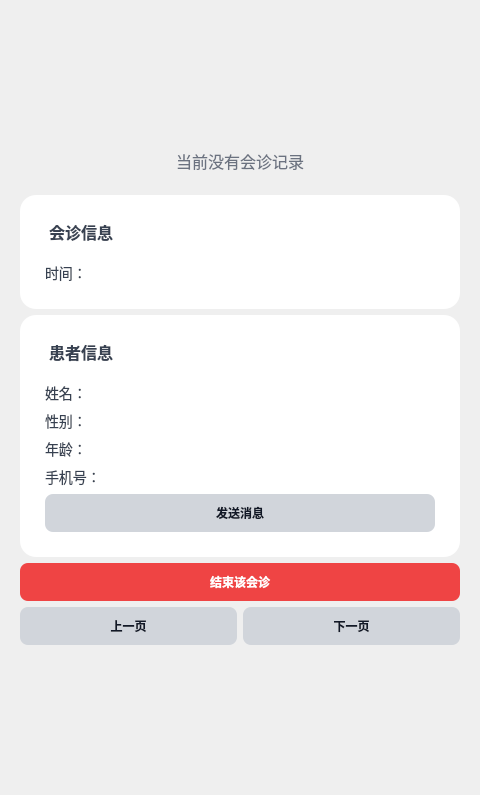
This is Client/forms/doctorsessionform.ui in lgy987/IntelliMed as Qt 5 draws it before an edit. The edited form follows.
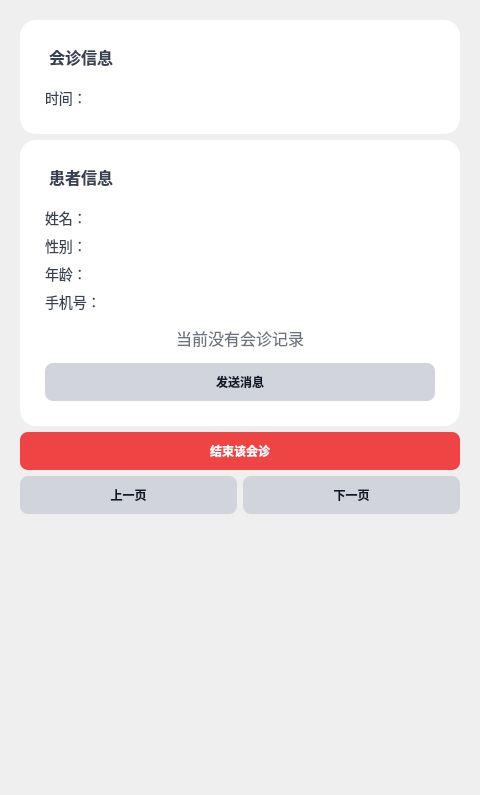
This is the edited form.

```diff
--- a/Client/forms/doctorsessionform.ui
+++ b/Client/forms/doctorsessionform.ui
@@ -15,53 +15,6 @@
   </property>
   <layout class="QVBoxLayout" name="verticalLayout">
 
-   <!-- Top Spacer -->
-   <item>
-    <spacer name="topSpacer">
-     <property name="orientation">
-      <enum>Qt::Orientation::Vertical</enum>
-     </property>
-     <property name="sizeHint" stdset="0">
-      <size>
-       <width>20</width>
-       <height>20</height>
-      </size>
-     </property>
-    </spacer>
-   </item>
-
-   <!-- Centered No Sessions Label -->
-   <item>
-    <spacer>
-     <property name="orientation">
-      <enum>Qt::Orientation::Vertical</enum>
-     </property>
-    </spacer>
-   </item>
-   <item>
-    <widget class="QLabel" name="noSessionsLabel">
-     <property name="text">
-      <string>当前没有会诊记录</string>
-     </property>
-     <property name="alignment">
-      <set>Qt::AlignCenter</set>
-     </property>
-     <property name="visible">
-      <bool>false</bool>
-     </property>
-     <property name="styleSheet">
-      <string notr="true">QLabel { font-size:16px; color:#6b7280; }</string>
-     </property>
-    </widget>
-   </item>
-   <item>
-    <spacer>
-     <property name="orientation">
-      <enum>Qt::Orientation::Vertical</enum>
-     </property>
-    </spacer>
-   </item>
-
    <!-- Cards Container -->
    <item>
     <widget class="QWidget" name="cardsWidget">
@@ -194,6 +147,39 @@
           </item>
          </layout>
          </item>
+
+
+<!-- Centered No Sessions Label -->
+<item>
+ <spacer>
+  <property name="orientation">
+   <enum>Qt::Orientation::Vertical</enum>
+  </property>
+ </spacer>
+</item>
+<item>
+ <widget class="QLabel" name="noSessionsLabel">
+  <property name="text">
+   <string>当前没有会诊记录</string>
+  </property>
+  <property name="alignment">
+   <set>Qt::AlignCenter</set>
+  </property>
+  <property name="visible">
+   <bool>false</bool>
+  </property>
+  <property name="styleSheet">
+   <string notr="true">QLabel { font-size:16px; color:#6b7280; }</string>
+  </property>
+ </widget>
+</item>
+<item>
+ <spacer>
+  <property name="orientation">
+   <enum>Qt::Orientation::Vertical</enum>
+  </property>
+ </spacer>
+</item>
          <item>
            <widget class="QPushButton" name="messageButton">
              <property name="styleSheet">
```
